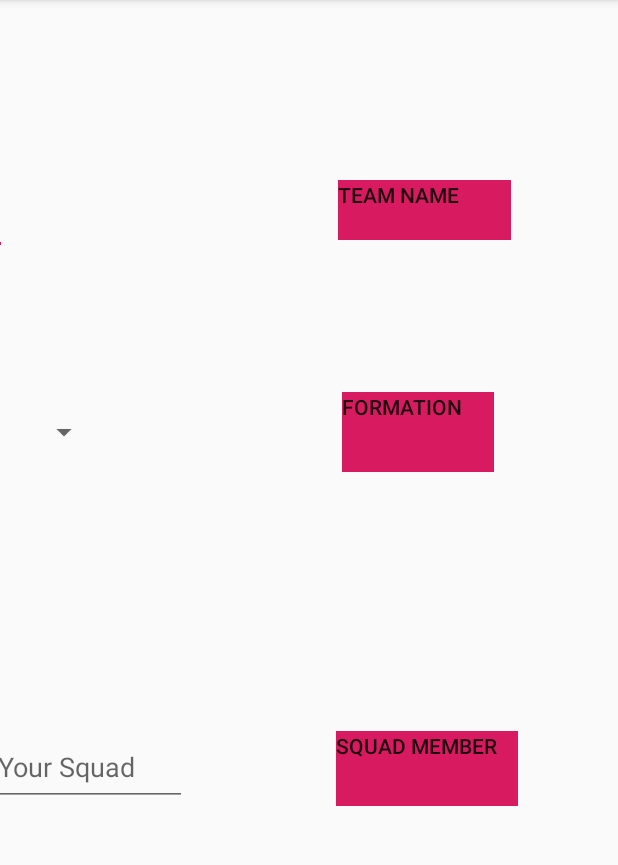
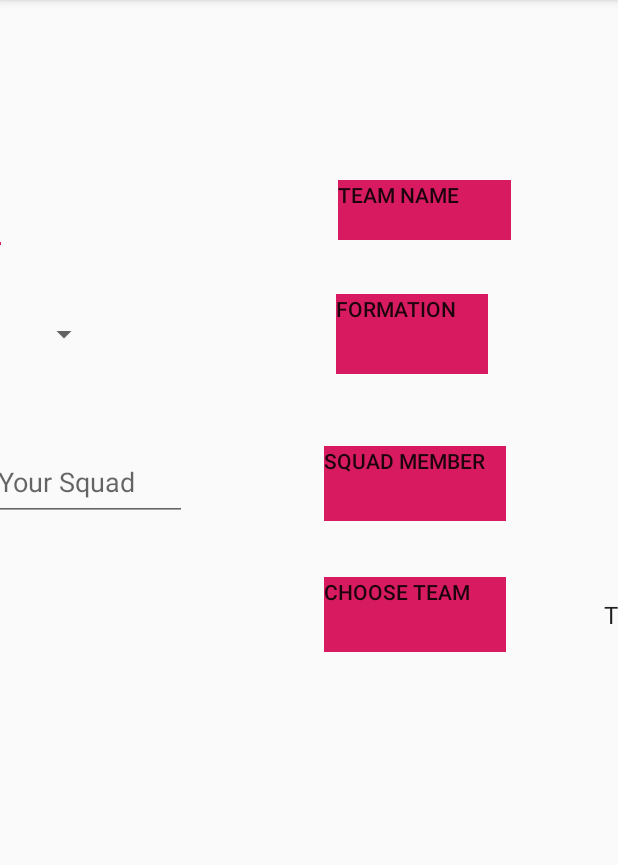
Before and after one commit to inadigisport/FoMeTic, an Android app: the inputteam screen opened directly, with no data from a screen before it, on a phone screen of 412 x 824 dp, the part 84-949 px from its top. Run offline under Robolectric (Android 15) with nearby library versions, the phone set to English and light mode, and no system bars.

Commit message:
change input team UI
add spinner team

```diff
--- a/app/src/main/AndroidManifest.xml
+++ b/app/src/main/AndroidManifest.xml
@@ -15,7 +15,6 @@
         <activity android:name=".inputgame" />
         <activity android:name=".inputsquad" />
         <activity android:name=".inputteam" />
-        <activity android:name=".inputteamA" />
         <activity android:name=".MainActivity">
             <intent-filter>
                 <action android:name="android.intent.action.MAIN" />
--- a/app/src/main/java/com/example/fometic/inputteam.java
+++ b/app/src/main/java/com/example/fometic/inputteam.java
@@ -47,6 +47,12 @@ public class inputteam extends AppCompatActivity implements AdapterView.OnItemSe
         adapter.setDropDownViewResource(android.R.layout.simple_spinner_dropdown_item);
         spinner.setAdapter(adapter);
         spinner.setOnItemSelectedListener(this);
+
+        Spinner spinner2 = findViewById(R.id.spinner5);
+        ArrayAdapter<CharSequence> adapter2 = ArrayAdapter.createFromResource(this, R.array.team, android.R.layout.simple_spinner_item);
+        adapter2.setDropDownViewResource(android.R.layout.simple_spinner_dropdown_item);
+        spinner2.setAdapter(adapter2);
+        spinner2.setOnItemSelectedListener(this);
     }
     public void openMainActivity() {
         Intent intent = new Intent(this, MainActivity.class);
--- a/app/src/main/res/layout/activity_inputteam.xml
+++ b/app/src/main/res/layout/activity_inputteam.xml
@@ -6,6 +6,29 @@
     android:layout_height="match_parent"
     android:visibility="visible"
     tools:context=".inputteam">
+
+    <Spinner
+        android:id="@+id/spinner5"
+        android:layout_width="225dp"
+        android:layout_height="52dp"
+        android:layout_marginStart="57dp"
+        android:layout_marginLeft="57dp"
+        app:layout_constraintBottom_toBottomOf="@+id/textView7"
+        app:layout_constraintStart_toEndOf="@+id/textView7"
+        app:layout_constraintTop_toTopOf="@+id/textView7" />
+
+    <TextView
+        android:id="@+id/textView7"
+        android:layout_width="121dp"
+        android:layout_height="50dp"
+        android:layout_marginTop="37dp"
+        android:background="@color/colorAccent"
+        android:text="Choose Team"
+        android:textAppearance="@style/TextAppearance.AppCompat.Button"
+        android:visibility="visible"
+        app:layout_constraintEnd_toEndOf="@+id/textView3"
+        app:layout_constraintStart_toStartOf="@+id/textView3"
+        app:layout_constraintTop_toBottomOf="@+id/textView3" />
 
     <RadioGroup
         android:layout_width="wrap_content"
@@ -19,15 +42,13 @@
         android:id="@+id/textView3"
         android:layout_width="121dp"
         android:layout_height="50dp"
-        android:layout_marginStart="224dp"
-        android:layout_marginLeft="224dp"
-        android:layout_marginTop="113dp"
-        android:layout_marginBottom="171dp"
+        android:layout_marginStart="216dp"
+        android:layout_marginLeft="216dp"
+        android:layout_marginTop="48dp"
         android:background="@color/colorAccent"
         android:text="Squad Member"
         android:textAppearance="@style/TextAppearance.AppCompat.Button"
         android:visibility="visible"
-        app:layout_constraintBottom_toBottomOf="parent"
         app:layout_constraintStart_toStartOf="parent"
         app:layout_constraintTop_toBottomOf="@+id/textView2" />
 
@@ -35,9 +56,9 @@
         android:id="@+id/textView2"
         android:layout_width="101dp"
         android:layout_height="53dp"
-        android:layout_marginStart="228dp"
-        android:layout_marginLeft="228dp"
-        android:layout_marginTop="101dp"
+        android:layout_marginStart="224dp"
+        android:layout_marginLeft="224dp"
+        android:layout_marginTop="36dp"
         android:background="@color/colorAccent"
         android:text="Formation"
         android:textAppearance="@style/TextAppearance.AppCompat.Button"
```
Also changed, not shown: 2 other files.
